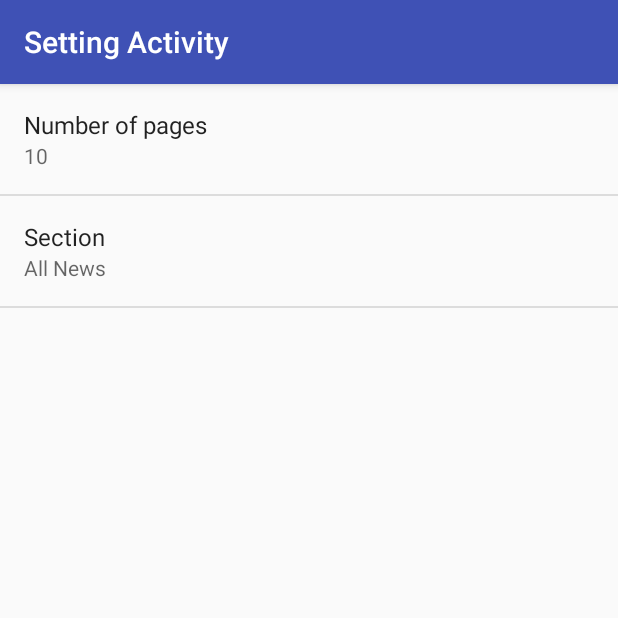
After one commit to taras009/NewsApp, an Android app: the SettingsActivity screen opened directly, with no data from a screen before it, on a phone screen of 412 x 824 dp, the top half of it. The commit adds this screen. Run offline under Robolectric (Android 15) with nearby library versions, the phone set to English and light mode, and no system bars.

Commit message:
- added EditText and ListPreference preferences

```diff
--- a/app/src/main/java/com/example/comp_admin/newsapp/NewsAdapter.java
+++ b/app/src/main/java/com/example/comp_admin/newsapp/NewsAdapter.java
@@ -34,7 +34,8 @@ public class NewsAdapter extends ArrayAdapter<News> {
 
         //setting authors
         TextView authorTextViw = (TextView) listItemView.findViewById(R.id.author);
-        authorTextViw.setText(currentNews.getAuthorName());
+        String writtenByAuthor = getContext().getString(R.string.written_by)+ " " + currentNews.getAuthorName();
+        authorTextViw.setText(writtenByAuthor);
 
         // editing date
         String originDate = currentNews.getDate();
--- /dev/null
+++ b/app/src/main/java/com/example/comp_admin/newsapp/SettingsActivity.java
@@ -0,0 +1,52 @@
+package com.example.comp_admin.newsapp;
+
+import android.content.SharedPreferences;
+import android.os.Bundle;
+import android.preference.ListPreference;
+import android.preference.Preference;
+import android.preference.PreferenceFragment;
+import android.preference.PreferenceManager;
+import android.support.v7.app.AppCompatActivity;
+
+public class SettingsActivity extends AppCompatActivity {
+    @Override
+    protected void onCreate(Bundle savedInstanceState) {
+        super.onCreate(savedInstanceState);
+        setContentView(R.layout.settings_activity);
+    }
+
+    public static class NewsPreferenceFragment extends PreferenceFragment implements Preference.OnPreferenceChangeListener {
+        @Override
+        public void onCreate(Bundle savedInstancesState) {
+            super.onCreate(savedInstancesState);
+            addPreferencesFromResource(R.xml.settings_main);
+
+            Preference pageSize = findPreference(getString(R.string.settings_page_size_key));
+            bindPreferenceSummaryToValue(pageSize);
+
+            Preference section = findPreference(getString(R.string.settings_section_key));
+            bindPreferenceSummaryToValue(section);
+        }
+
+        private void bindPreferenceSummaryToValue(Preference preference) {
+            preference.setOnPreferenceChangeListener(this);
+            SharedPreferences sharedPreferences = PreferenceManager.getDefaultSharedPreferences(preference.getContext());
+            String preferenceString = sharedPreferences.getString(preference.getKey(), "");
+            onPreferenceChange(preference, preferenceString);
+        }
+
+        @Override
+        public boolean onPreferenceChange(Preference preference, Object value) {
+            String stringValue = value.toString();
+            if (preference instanceof ListPreference) {
+                ListPreference listPreference = (ListPreference) preference;
+                int prefIndex = listPreference.findIndexOfValue(stringValue);
+                if (prefIndex >= 0) {
+                    CharSequence[] labels = listPreference.getEntries();
+                    preference.setSummary(labels[prefIndex]);
+                }
+            } else preference.setSummary(stringValue);
+            return true;
+        }
+    }
+}
--- /dev/null
+++ b/app/src/main/res/values/arrays.xml
@@ -0,0 +1,21 @@
+<?xml version="1.0" encoding="utf-8"?>
+<resources>
+    <string-array name="settings_section_labels">
+        <item>@string/settings_section_world_label</item>
+        <item>@string/settings_section_us_news_label</item>
+        <item>@string/settings_section_uk_news_label</item>
+        <item>@string/settings_section_education_label</item>
+        <item>@string/settings_section_science_label</item>
+        <item>@string/settings_section_all_news_label</item>
+    </string-array>
+
+    <string-array name="settings_section_values">
+        <item>@string/settings_section_world_value</item>
+        <item>@string/settings_section_us_news_value</item>
+        <item>@string/settings_section_uk_news_value</item>
+        <item>@string/settings_section_education_value</item>
+        <item>@string/settings_section_science_value</item>
+        <item>@string/settings_section_all_news_value</item>
+    </string-array>
+
+</resources>
--- a/app/src/main/res/values/strings.xml
+++ b/app/src/main/res/values/strings.xml
@@ -2,4 +2,47 @@
     <string name="app_name">NewsApp</string>
     <string name="no_internet_connection">No internet connection</string>
     <string name="no_news_found">No news found</string>
+    <string name="written_by">Written by</string>
+
+    <!--  ********* New strings for preferences and settings ********-->
+
+    <!-- settings labels for Android manifests and button-->
+    <string name="settings_title">Setting Activity</string>
+    <string name="settings_menu_item">Settings</string>
+
+    <!-- settings labels and values for preferences fragment-->
+    <string name="settings_page_size_label">Number of pages</string>
+    <string name="settings_page_size_key" translatable="false">page-size</string>
+    <string name="settings_page_size_default" translatable="false">10</string>
+
+    <!-- Strings For Section Preference [CHAR LIMIT=30] -->
+    <string name="settings_section_label">Section</string>
+    <string name="settings_section_key" translatable="false">section</string>
+    <string name="settings_section_default" translatable="false">@string/settings_section_all_news_value</string>
+
+    <!-- Label for section ALL NEWS option [CHAR LIMIT=20] -->
+    <string name="settings_section_all_news_label">All News</string>
+    <string name="settings_section_all_news_value" translatable="false">default</string>
+
+    <!-- Label for section world option [CHAR LIMIT=20] -->
+    <string name="settings_section_world_label">World News</string>
+    <string name="settings_section_world_value" translatable="false">world</string>
+
+    <!-- Label for section us-news option [CHAR LIMIT=20] -->
+    <string name="settings_section_us_news_label">US News</string>
+    <string name="settings_section_us_news_value" translatable="false">us-news</string>
+
+    <!-- Label for section uk-news option [CHAR LIMIT=20] -->
+    <string name="settings_section_uk_news_label">UK News</string>
+    <string name="settings_section_uk_news_value" translatable="false">uk-news</string>
+
+    <!-- Label for section education option [CHAR LIMIT=20] -->
+    <string name="settings_section_education_label">Education</string>
+    <string name="settings_section_education_value" translatable="false">education</string>
+
+    <!-- Label for section science option [CHAR LIMIT=20] -->
+    <string name="settings_section_science_label">Science</string>
+    <string name="settings_section_science_value" translatable="false">science</string>
+
+
 </resources>
--- /dev/null
+++ b/app/src/main/res/xml/settings_main.xml
@@ -0,0 +1,18 @@
+<?xml version="1.0" encoding="utf-8"?>
+<PreferenceScreen xmlns:android="http://schemas.android.com/apk/res/android"
+    android:title="@string/settings_title">
+    <EditTextPreference
+        android:defaultValue="@string/settings_page_size_default"
+        android:key="@string/settings_page_size_key"
+        android:title="@string/settings_page_size_label"
+        android:inputType="numberDecimal"
+        android:selectAllOnFocus="true"
+        />
+    <ListPreference
+        android:defaultValue="@string/settings_section_default"
+        android:entries="@array/settings_section_labels"
+        android:entryValues="@array/settings_section_values"
+        android:key="@string/settings_section_key"
+        android:title="@string/settings_section_label"/>
+
+</PreferenceScreen>
```
Also changed, not shown: app/src/main/AndroidManifest.xml (+8 -0 lines), app/src/main/java/com/example/comp_admin/newsapp/Misc.java (+6 -5 lines), app/src/main/java/com/example/comp_admin/newsapp/NewsActivity.java (+41 -5 lines), app/src/main/res/layout/settings_activity.xml (added, +9 -0 lines), app/src/main/res/menu/main.xml (added, +12 -0 lines).
